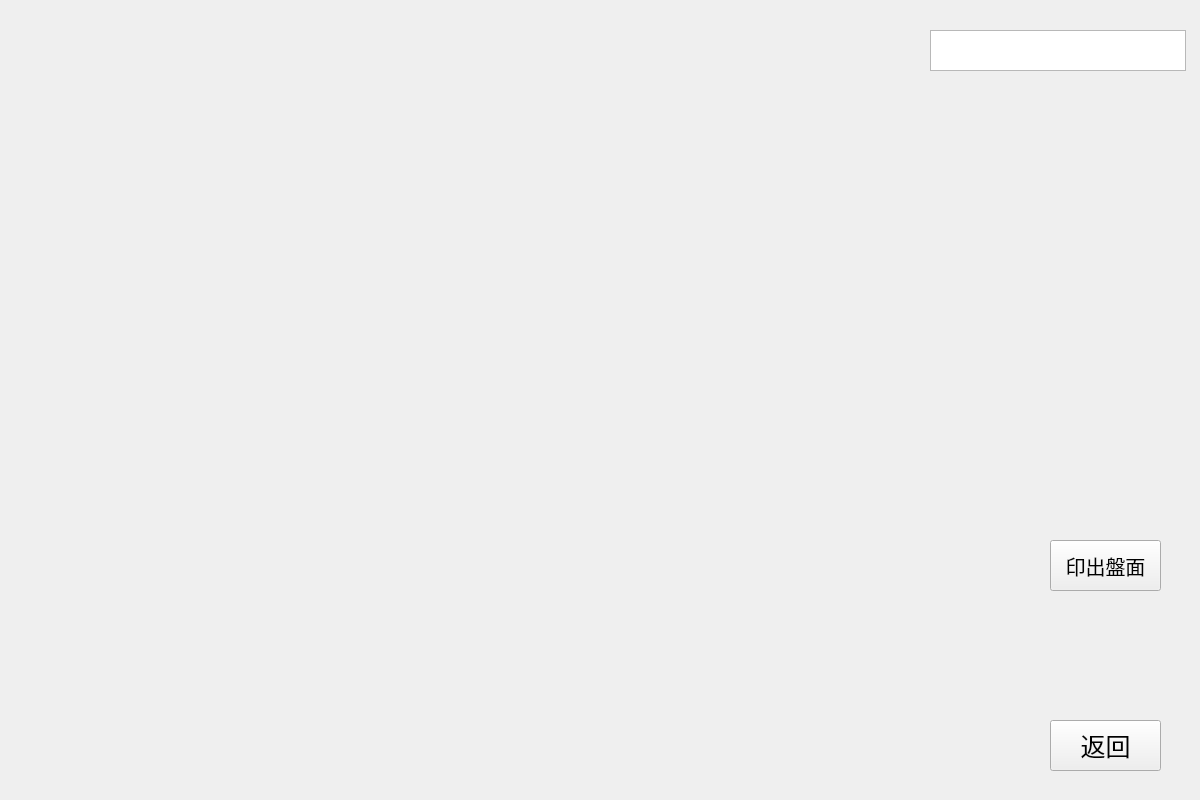
Old version of the form ChineseChess/ChineseChess/Chinese_Chess/Chinese_Chess.ui in the repository leta0620/ChineseChess.
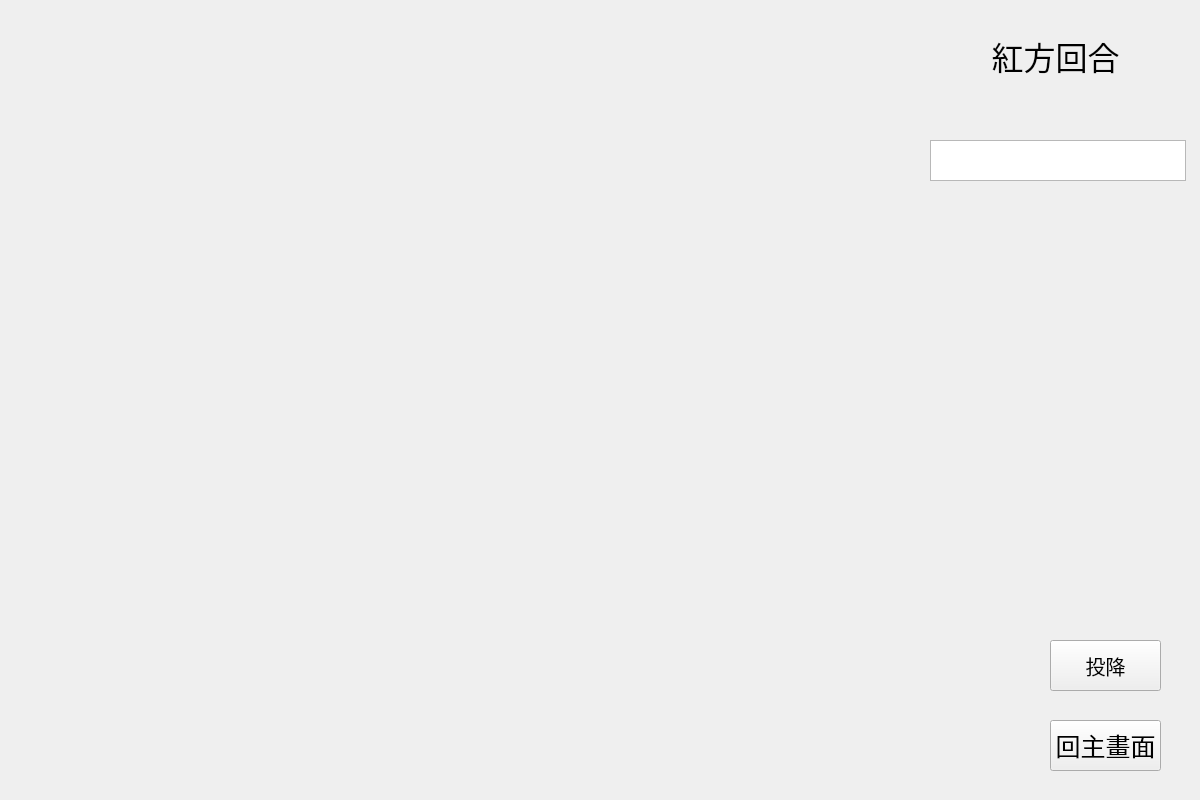
New version of the form. The open tabs and pages were chosen to show the change.

```diff
--- a/ChineseChess/ChineseChess/Chinese_Chess/Chinese_Chess.ui
+++ b/ChineseChess/ChineseChess/Chinese_Chess/Chinese_Chess.ui
@@ -161,14 +161,14 @@
       </font>
      </property>
      <property name="text">
-      <string>返回</string>
+      <string>回主畫面</string>
      </property>
     </widget>
     <widget class="QTextBrowser" name="textBrowser">
      <property name="geometry">
       <rect>
        <x>930</x>
-       <y>30</y>
+       <y>140</y>
        <width>256</width>
        <height>41</height>
       </rect>
@@ -183,7 +183,7 @@
      <property name="geometry">
       <rect>
        <x>1050</x>
-       <y>540</y>
+       <y>640</y>
        <width>111</width>
        <height>51</height>
       </rect>
@@ -194,7 +194,28 @@
       </font>
      </property>
      <property name="text">
-      <string>印出盤面</string>
+      <string>投降</string>
+     </property>
+    </widget>
+    <widget class="QLabel" name="label_3">
+     <property name="geometry">
+      <rect>
+       <x>950</x>
+       <y>30</y>
+       <width>211</width>
+       <height>51</height>
+      </rect>
+     </property>
+     <property name="font">
+      <font>
+       <pointsize>24</pointsize>
+      </font>
+     </property>
+     <property name="text">
+      <string>紅方回合</string>
+     </property>
+     <property name="alignment">
+      <set>Qt::AlignCenter</set>
      </property>
     </widget>
    </widget>
```
Left out of the diff: 2 changed lines with no effect on the pictures.
